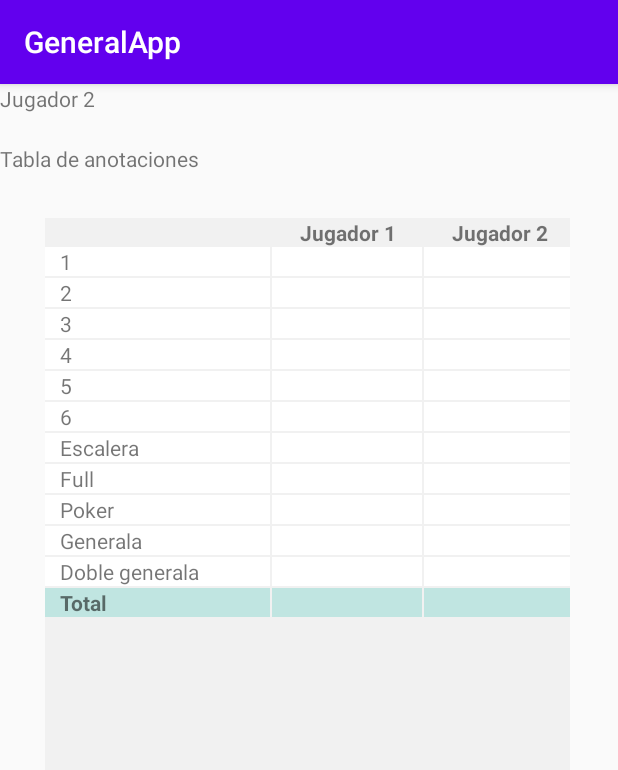
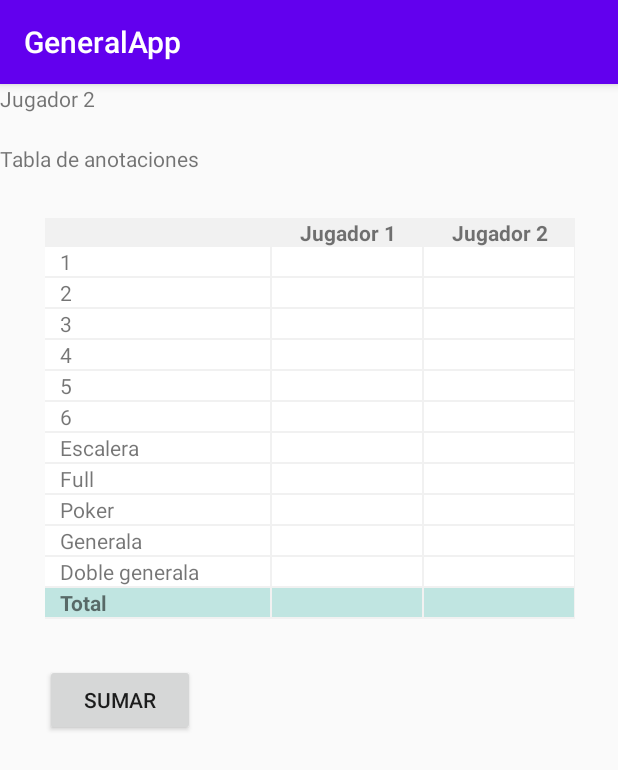
Before and after one commit to Castrogiovanni20/generalApp, an Android app: the TablaAnotaciones screen opened directly, with no data from a screen before it, on a phone screen of 412 x 824 dp. Shown: the top 770 px of the screen. Run offline under Robolectric (Android 15) with nearby library versions, the phone set to English and light mode, and no system bars.

Commit message:
Se agregan valores en la tabla

```diff
--- a/app/src/main/AndroidManifest.xml
+++ b/app/src/main/AndroidManifest.xml
@@ -19,6 +19,7 @@
         <activity android:name=".TablaAnotaciones"/>
         <activity android:name=".OpcionesNumericas"/>
         <activity android:name=".OpcionesJugadas"/>
+        <activity android:name=".PodioGanador"/>
     </application>
 
 </manifest>
--- a/app/src/main/res/layout/activity_tabla_anotaciones.xml
+++ b/app/src/main/res/layout/activity_tabla_anotaciones.xml
@@ -1,5 +1,6 @@
 <?xml version="1.0" encoding="utf-8"?>
 <LinearLayout xmlns:android="http://schemas.android.com/apk/res/android"
+    xmlns:tools="http://schemas.android.com/tools"
     android:layout_width="match_parent"
     android:layout_height="match_parent"
     android:orientation="vertical">
@@ -16,15 +17,16 @@
         android:text="Tabla de anotaciones" />
 
     <TableLayout
-        android:layout_width="350dp"
-        android:layout_height="match_parent"
-        android:stretchColumns="3"
+        android:layout_width="353dp"
+        android:layout_height="wrap_content"
         android:layout_marginHorizontal="30dp"
         android:layout_marginVertical="30dp"
-        android:background="#f1f1f1">
+        android:background="#f1f1f1"
+        android:stretchColumns="3">
 
 
         <TableRow>
+
             <TextView
                 android:layout_width="150dp"
                 android:text="" />
@@ -35,17 +37,18 @@
                 android:gravity="center"
                 android:shadowColor="#000000"
                 android:text="Jugador 1"
-                android:textStyle="bold"/>
+                android:textStyle="bold" />
 
             <TextView
                 android:layout_width="100dp"
                 android:gravity="center"
                 android:text="Jugador 2"
-                android:textStyle="bold"/>
+                android:textStyle="bold" />
         </TableRow>
 
 
         <TableRow>
+
             <TextView
                 android:layout_width="150dp"
                 android:layout_marginRight="1dp"
@@ -61,7 +64,8 @@
                 android:layout_marginBottom="1dp"
                 android:background="#ffffff"
                 android:gravity="right"
-                android:text="" />
+                android:textAlignment="center"
+                tools:ignore="RtlCompat" />
 
             <TextView
                 android:id="@+id/txtView_jug2_opc1"
@@ -70,10 +74,13 @@
                 android:layout_marginBottom="1dp"
                 android:background="#ffffff"
                 android:gravity="right"
-                android:text="" />
+                android:text=""
+                android:textAlignment="center"
+                tools:ignore="RtlCompat" />
         </TableRow>
 
         <TableRow>
+
             <TextView
                 android:layout_width="150dp"
                 android:layout_marginRight="1dp"
@@ -89,7 +96,9 @@
                 android:layout_marginBottom="1dp"
                 android:background="#ffffff"
                 android:gravity="right"
-                android:text="" />
+                android:text=""
+                android:textAlignment="center"
+                tools:ignore="RtlCompat"/>
 
             <TextView
                 android:id="@+id/txtView_jug2_opc2"
@@ -98,10 +107,14 @@
                 android:layout_marginBottom="1dp"
                 android:background="#ffffff"
                 android:gravity="right"
-                android:text="" />
+                android:text=""
+                android:textAlignment="center"
+                tools:ignore="RtlCompat"
+                />
         </TableRow>
 
         <TableRow>
+
             <TextView
                 android:layout_width="150dp"
                 android:layout_marginRight="1dp"
@@ -117,7 +130,9 @@
                 android:layout_marginBottom="1dp"
                 android:background="#ffffff"
                 android:gravity="right"
-                android:text="" />
+                android:text=""
+                android:textAlignment="center"
+                tools:ignore="RtlCompat" />
 
             <TextView
                 android:id="@+id/txtView_jug2_opc3"
@@ -126,10 +141,13 @@
                 android:layout_marginBottom="1dp"
                 android:background="#ffffff"
                 android:gravity="right"
-                android:text="" />
+                android:text=""
+                android:textAlignment="center"
+                tools:ignore="RtlCompat" />
         </TableRow>
 
         <TableRow>
+
             <TextView
                 android:layout_width="150dp"
                 android:layout_marginRight="1dp"
@@ -145,7 +163,9 @@
                 android:layout_marginBottom="1dp"
                 android:background="#ffffff"
                 android:gravity="right"
-                android:text="" />
+                android:text=""
+                android:textAlignment="center"
+                tools:ignore="RtlCompat" />
 
             <TextView
                 android:id="@+id/txtView_jug2_opc4"
@@ -154,10 +174,13 @@
                 android:layout_marginBottom="1dp"
                 android:background="#ffffff"
                 android:gravity="right"
-                android:text="" />
+                android:text=""
+                android:textAlignment="center"
+                tools:ignore="RtlCompat" />
         </TableRow>
 
         <TableRow>
+
             <TextView
                 android:layout_width="150dp"
                 android:layout_marginRight="1dp"
@@ -173,7 +196,9 @@
                 android:layout_marginBottom="1dp"
                 android:background="#ffffff"
                 android:gravity="right"
-                android:text="" />
+                android:text=""
+                android:textAlignment="center"
+                tools:ignore="RtlCompat" />
 
             <TextView
                 android:id="@+id/txtView_jug2_opc5"
@@ -182,10 +207,13 @@
                 android:layout_marginBottom="1dp"
                 android:background="#ffffff"
                 android:gravity="right"
-                android:text="" />
+                android:text=""
+                android:textAlignment="center"
+                tools:ignore="RtlCompat" />
         </TableRow>
 
         <TableRow>
+
             <TextView
                 android:layout_width="150dp"
                 android:layout_marginRight="1dp"
@@ -201,7 +229,9 @@
                 android:layout_marginBottom="1dp"
                 android:background="#ffffff"
                 android:gravity="right"
-                android:text="" />
+                android:text=""
+                android:textAlignment="center"
+                tools:ignore="RtlCompat" />
 
             <TextView
                 android:id="@+id/txtView_jug2_opc6"
@@ -210,10 +240,13 @@
                 android:layout_marginBottom="1dp"
                 android:background="#ffffff"
                 android:gravity="right"
-                android:text="" />
+                android:text=""
+                android:textAlignment="center"
+                tools:ignore="RtlCompat" />
         </TableRow>
 
         <TableRow>
+
             <TextView
                 android:layout_width="150dp"
                 android:layout_marginRight="1dp"
@@ -229,7 +262,9 @@
                 android:layout_marginBottom="1dp"
                 android:background="#ffffff"
                 android:gravity="right"
-                android:text="" />
+                android:text=""
+                android:textAlignment="center"
+                tools:ignore="RtlCompat" />
 
             <TextView
                 android:id="@+id/txtView_jug2_escalera"
@@ -238,10 +273,13 @@
                 android:layout_marginBottom="1dp"
                 android:background="#ffffff"
                 android:gravity="right"
-                android:text="" />
+                android:text=""
+                android:textAlignment="center"
+                tools:ignore="RtlCompat" />
         </TableRow>
 
         <TableRow>
+
             <TextView
                 android:layout_width="150dp"
                 android:layout_marginRight="1dp"
@@ -257,7 +295,9 @@
                 android:layout_marginBottom="1dp"
                 android:background="#ffffff"
                 android:gravity="right"
-                android:text="" />
+                android:text=""
+                android:textAlignment="center"
+                tools:ignore="RtlCompat" />
 
             <TextView
                 android:id="@+id/txtView_jug2_full"
@@ -266,10 +306,13 @@
                 android:layout_marginBottom="1dp"
                 android:background="#ffffff"
                 android:gravity="right"
-                android:text="" />
+                android:text=""
+                android:textAlignment="center"
+                tools:ignore="RtlCompat" />
         </TableRow>
 
         <TableRow>
+
             <TextView
                 android:layout_width="150dp"
                 android:layout_marginRight="1dp"
@@ -285,7 +328,9 @@
                 android:layout_marginBottom="1dp"
                 android:background="#ffffff"
                 android:gravity="right"
-                android:text="" />
+                android:text=""
+                android:textAlignment="center"
+                tools:ignore="RtlCompat" />
 
             <TextView
                 android:id="@+id/txtView_jug2_poker"
@@ -294,10 +339,13 @@
                 android:layout_marginBottom="1dp"
                 android:background="#ffffff"
                 android:gravity="right"
-                android:text="" />
+                android:text=""
+                android:textAlignment="center"
+                tools:ignore="RtlCompat" />
         </TableRow>
 
         <TableRow>
+
             <TextView
                 android:layout_width="150dp"
                 android:layout_marginRight="1dp"
@@ -313,7 +361,9 @@
                 android:layout_marginBottom="1dp"
                 android:background="#ffffff"
                 android:gravity="right"
-                android:text="" />
+                android:text=""
+                android:textAlignment="center"
+                tools:ignore="RtlCompat" />
 
             <TextView
                 android:id="@+id/txtView_jug2_generala"
@@ -322,10 +372,13 @@
                 android:layout_marginBottom="1dp"
                 android:background="#ffffff"
                 android:gravity="right"
-                android:text="" />
+                android:text=""
+                android:textAlignment="center"
+                tools:ignore="RtlCompat" />
         </TableRow>
 
         <TableRow>
+
             <TextView
                 android:layout_width="150dp"
                 android:layout_marginRight="1dp"
@@ -341,7 +394,9 @@
                 android:layout_marginBottom="1dp"
                 android:background="#ffffff"
                 android:gravity="right"
-                android:text="" />
+                android:text=""
+                android:textAlignment="center"
+                tools:ignore="RtlCompat" />
 
             <TextView
                 android:id="@+id/txtView_jug2_doble_generala"
@@ -350,10 +405,13 @@
                 android:layout_marginBottom="1dp"
                 android:background="#ffffff"
                 android:gravity="right"
-                android:text="" />
+                android:text=""
+                android:textAlignment="center"
+                tools:ignore="RtlCompat" />
         </TableRow>
 
         <TableRow>
+
             <TextView
                 android:layout_width="150dp"
                 android:layout_marginRight="1dp"
@@ -361,7 +419,7 @@
                 android:background="#c0e5e1"
                 android:paddingLeft="10dp"
                 android:text="Total"
-                android:textStyle="bold"/>
+                android:textStyle="bold" />
 
             <TextView
                 android:id="@+id/txtView_jug1_total"
@@ -370,7 +428,9 @@
                 android:layout_marginBottom="1dp"
                 android:background="#c0e5e1"
                 android:gravity="right"
-                android:text="" />
+                android:text=""
+                android:textAlignment="center"
+                tools:ignore="RtlCompat" />
 
             <TextView
                 android:id="@+id/txtView_jug2_total"
@@ -379,9 +439,18 @@
                 android:layout_marginBottom="1dp"
                 android:background="#c0e5e1"
                 android:gravity="right"
-                android:text="" />
+                android:text=""
+                android:textAlignment="center"
+                tools:ignore="RtlCompat" />
         </TableRow>
     </TableLayout>
 
+    <Button
+        android:id="@+id/btnSumar"
+        android:layout_width="100dp"
+        android:layout_height="wrap_content"
+        android:layout_marginLeft="30dp"
+        android:text="Sumar" />
+
 
 </LinearLayout>
```
Also changed, not shown: app/src/main/java/com/aprc/generalapp/OpcionesJugadas.java (+16 -0 lines), app/src/main/java/com/aprc/generalapp/OpcionesNumericas.java (+18 -0 lines), app/src/main/java/com/aprc/generalapp/PodioGanador.java (added, +18 -0 lines), app/src/main/java/com/aprc/generalapp/TablaAnotaciones.java (+152 -0 lines), app/src/main/res/layout/activity_podio_ganador.xml (added, +37 -0 lines), app/src/main/res/drawable/trofeo.png (added).
